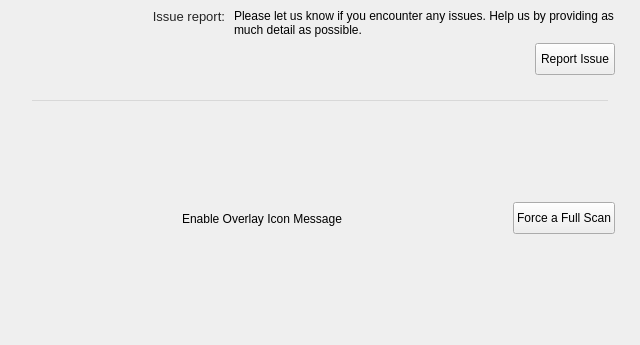
Before: the Qt Designer form src/MEGASync/gui/macx/SettingsDialog.ui in meganz/MEGAsync, drawn with Qt 5; both pictures show x 0 to 640 and y 312 to 657 of the 640 by 657 pixel window.
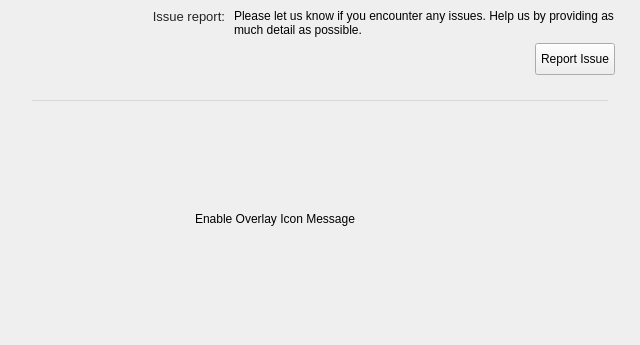
After: the same form once the commit is applied. The open tabs and pages were chosen to show the change. Icons and pictures are not drawn. Custom widgets are drawn as their Qt base class.

Commit message: SAT-1714. Fix Settings dialog footer

```diff
--- a/src/MEGASync/gui/macx/SettingsDialog.ui
+++ b/src/MEGASync/gui/macx/SettingsDialog.ui
@@ -3363,91 +3363,6 @@
             </item>
            </layout>
           </widget>
-          <widget class="QWidget" name="wSyncsFooter">
-           <property name="layoutDirection">
-            <enum>Qt::RightToLeft</enum>
-           </property>
-           <layout class="QVBoxLayout" name="verticalLayout_33">
-            <property name="spacing">
-             <number>0</number>
-            </property>
-            <property name="leftMargin">
-             <number>0</number>
-            </property>
-            <property name="topMargin">
-             <number>12</number>
-            </property>
-            <property name="rightMargin">
-             <number>0</number>
-            </property>
-            <property name="bottomMargin">
-             <number>12</number>
-            </property>
-            <item>
-             <widget class="QPushButton" name="bFullCheck">
-              <property name="sizePolicy">
-               <sizepolicy hsizetype="Fixed" vsizetype="Fixed">
-                <horstretch>0</horstretch>
-                <verstretch>0</verstretch>
-               </sizepolicy>
-              </property>
-              <property name="minimumSize">
-               <size>
-                <width>0</width>
-                <height>32</height>
-               </size>
-              </property>
-              <property name="maximumSize">
-               <size>
-                <width>16777215</width>
-                <height>32</height>
-               </size>
-              </property>
-              <property name="layoutDirection">
-               <enum>Qt::RightToLeft</enum>
-              </property>
-              <property name="text">
-               <string>Force a Full Scan</string>
-              </property>
-              <property name="autoDefault">
-               <bool>false</bool>
-              </property>
-             </widget>
-            </item>
-           </layout>
-          </widget>
-          <widget class="QWidget" name="wBackupFooter">
-           <layout class="QVBoxLayout" name="verticalLayout_45">
-            <property name="leftMargin">
-             <number>0</number>
-            </property>
-            <property name="rightMargin">
-             <number>0</number>
-            </property>
-            <item>
-             <widget class="QPushButton" name="bBackupCenter">
-              <property name="minimumSize">
-               <size>
-                <width>0</width>
-                <height>32</height>
-               </size>
-              </property>
-              <property name="maximumSize">
-               <size>
-                <width>16777215</width>
-                <height>32</height>
-               </size>
-              </property>
-              <property name="text">
-               <string>Go to backup centre</string>
-              </property>
-              <property name="autoDefault">
-               <bool>false</bool>
-              </property>
-             </widget>
-            </item>
-           </layout>
-          </widget>
           <widget class="QWidget" name="wSecurityFooter">
            <layout class="QVBoxLayout" name="verticalLayout_34">
             <property name="leftMargin">
```
The commit also changes 2 other files.
